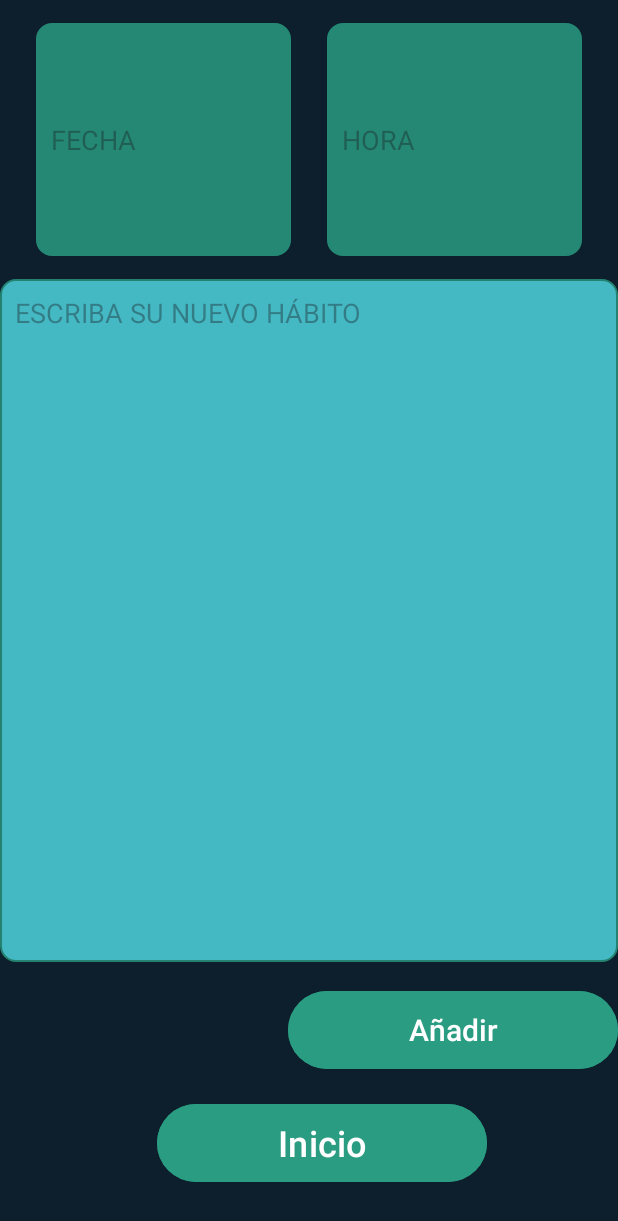
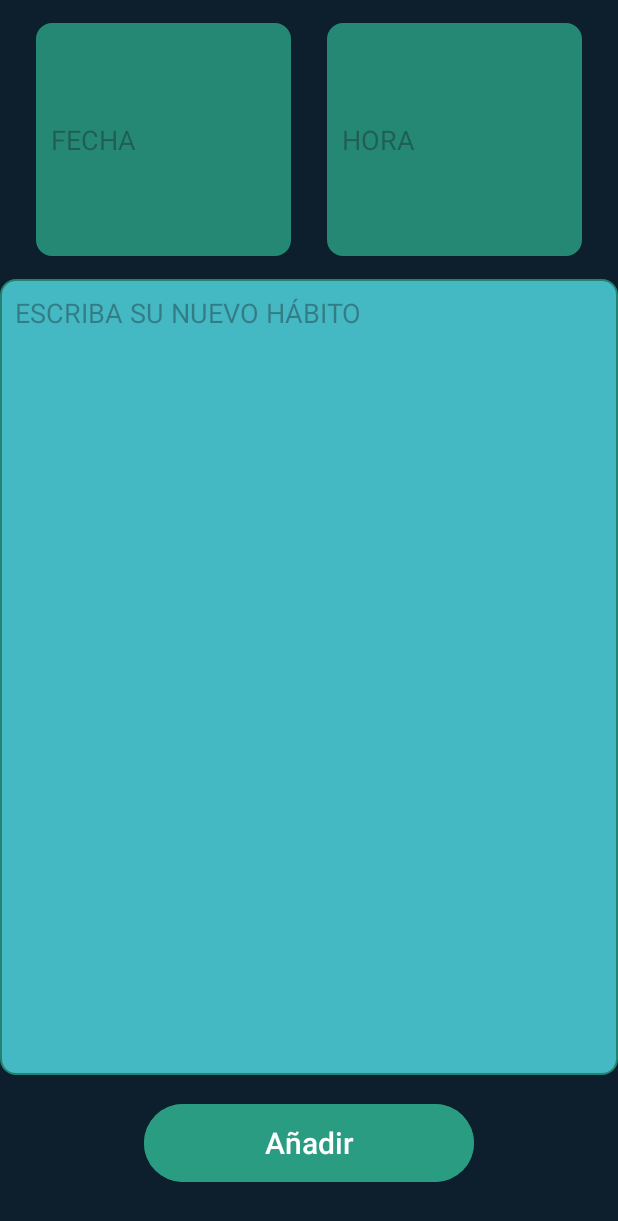
Before and after one commit to CocodriloAsesino/AplicacionHabitos, an Android app: the EditarHabito screen opened directly, with no data from a screen before it, on a phone screen of 412 x 824 dp. Shown: the top 1221 px of the screen. Run offline under Robolectric (Android 15) with nearby library versions, the phone set to English and light mode, and no system bars; 4 statements that could not run were skipped.

Commit message:
Quitado boton inicio en EditarHabito

```diff
--- a/app/src/main/res/layout/activity_editar_habito.xml
+++ b/app/src/main/res/layout/activity_editar_habito.xml
@@ -25,43 +25,20 @@
         app:layout_constraintStart_toStartOf="parent"
         app:layout_constraintTop_toTopOf="parent" />
 
-    <Button
-        android:id="@+id/Inicio"
-        android:layout_width="220dp"
-        android:layout_height="60dp"
-        android:layout_marginBottom="32dp"
-        android:backgroundTint="#299C81"
-        android:foreground="@color/white"
-        android:foregroundTint="#00FFFFFF"
-        android:text="Inicio"
-        android:textAlignment="center"
-        android:textColor="#FFFFFF"
-        android:textColorHighlight="#FFFFFF"
-        android:textColorHint="#FFFFFF"
-        android:textColorLink="@color/white"
-        android:textSize="24sp"
-        android:textStyle="normal"
-        app:layout_constraintBottom_toBottomOf="parent"
-        app:layout_constraintEnd_toEndOf="parent"
-        app:layout_constraintHorizontal_bias="0.544"
-        app:layout_constraintStart_toStartOf="parent"
-        tools:ignore="MissingConstraints" />
-
 
     <Button
         android:id="@+id/addHabito"
         android:layout_width="220dp"
         android:layout_height="60dp"
-        android:layout_marginBottom="15dp"
+        android:layout_marginBottom="32dp"
         android:backgroundTint="#299C81"
         android:foreground="@color/white"
         android:foregroundTint="#00299C81"
         android:text="Añadir"
         android:textColor="#ffffff"
         android:textSize="20sp"
-        app:layout_constraintBottom_toTopOf="@+id/Inicio"
+        app:layout_constraintBottom_toBottomOf="parent"
         app:layout_constraintEnd_toEndOf="parent"
-        app:layout_constraintHorizontal_bias="1.0"
         app:layout_constraintStart_toStartOf="parent" />
 
     <EditText
```
